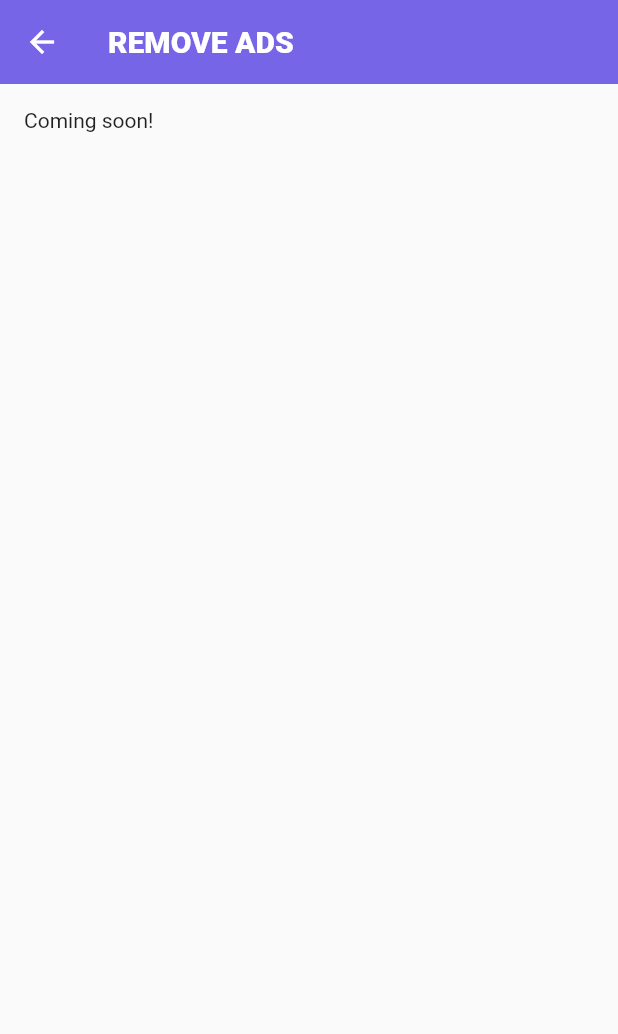
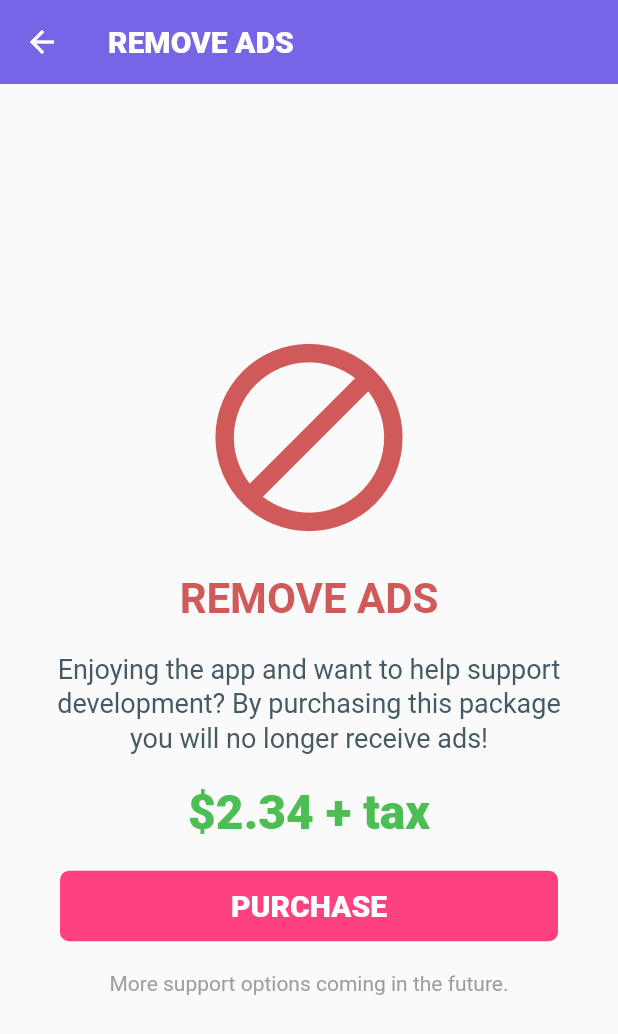
Before and after one commit to g33kidd/pros_and_cons, a Flutter app: the AdFreeScreen screen opened by its route, on a phone screen of 412 x 824 dp. Shown: the top 1034 px of the screen. Run offline on Flutter 3.47's test engine with Material 2 defaults, Android fonts, the phone set to English and light mode, and no system bars; our stand-ins replace cloud_firestore, firebase_analytics, firebase_auth, in_app_purchase, package_info, share; missing offline and left inert: ads, flutter_fluid_slider, flutter_udid; accounts and stored records are empty; network calls fail.

Commit message:
Added remove ads page

```diff
--- a/lib/model/decision.dart
+++ b/lib/model/decision.dart
@@ -83,9 +83,6 @@ class Decision {
         importance: f['importance'],
       ));
     });
-    print(getMoodFromString("HAPPY"));
-    print(getMoodFromString("MEH"));
-    print(getMoodFromString("SAD"));
     return decision;
   }
 }
--- a/lib/screens/ad_free.dart
+++ b/lib/screens/ad_free.dart
@@ -1,7 +1,69 @@
+import 'dart:async';
+
 import 'package:flutter/material.dart';
+import 'package:in_app_purchase/in_app_purchase.dart';
 import 'package:pros_cons/util.dart';
 
-class AdFreeScreen extends StatelessWidget {
+const Set<String> _productIds = {'remove_ads_1'};
+
+class AdFreeScreen extends StatefulWidget {
+  @override
+  _AdFreeScreenState createState() => _AdFreeScreenState();
+}
+
+class _AdFreeScreenState extends State<AdFreeScreen> {
+  StreamSubscription<List<PurchaseDetails>> _subscription;
+  List<ProductDetails> _products;
+  ProductDetails _removeAdsProduct;
+
+  Future purchaseRemoveAds() async {
+    final PurchaseParam purchaseParam = PurchaseParam(
+      productDetails: _removeAdsProduct,
+    );
+
+    await InAppPurchaseConnection.instance.buyNonConsumable(
+      purchaseParam: purchaseParam,
+    );
+  }
+
+  @override
+  void initState() {
+    final Stream purchaseUpdates =
+        InAppPurchaseConnection.instance.purchaseUpdatedStream;
+    _subscription = purchaseUpdates.listen((purchases) {
+      _handlePurchaseUpdates(purchases);
+    });
+    super.initState();
+    connect();
+  }
+
+  Future connect() async {
+    final bool available = await InAppPurchaseConnection.instance.isAvailable();
+    if (!available) {
+      print("Storefront available");
+    }
+
+    final ProductDetailsResponse response =
+        await InAppPurchaseConnection.instance.queryProductDetails(_productIds);
+
+    if (response.notFoundIDs.isNotEmpty) {
+      print("IDs not found!");
+    }
+
+    _products = response.productDetails;
+    _removeAdsProduct = _products.firstWhere((f) => f.id == 'remove_ads_1');
+  }
+
+  void _handlePurchaseUpdates(dynamic purchases) {
+    print(purchases);
+  }
+
+  @override
+  void dispose() {
+    _subscription.cancel();
+    super.dispose();
+  }
+
   @override
   Widget build(BuildContext context) {
     final _titleStyle = TextStyle(
@@ -16,14 +78,116 @@ class AdFreeScreen extends StatelessWidget {
         title: Text("REMOVE ADS", style: _titleStyle),
         elevation: 0,
       ),
-      body: Padding(
-        padding: EdgeInsets.all(16.0),
-        child: Column(
-          children: <Widget>[
-            Text("Coming soon!"),
-          ],
+      body: Container(
+        width: double.infinity,
+        padding: EdgeInsets.symmetric(horizontal: 24.0),
+        child: StreamBuilder(
+          stream: InAppPurchaseConnection.instance.purchaseUpdatedStream,
+          builder: (context, AsyncSnapshot<List<PurchaseDetails>> snapshot) {
+            return Column(
+              mainAxisSize: MainAxisSize.max,
+              crossAxisAlignment: CrossAxisAlignment.center,
+              mainAxisAlignment: MainAxisAlignment.center,
+              children: <Widget>[
+                if (!snapshot.hasData) ...buildRemoveAdsSection(),
+                if (snapshot.hasData && snapshot.data.isNotEmpty)
+                  ...buildAlreadySupporting(),
+                SizedBox(height: 20),
+                Text(
+                  "More support options coming in the future.",
+                  style: TextStyle(
+                    color: Colors.grey,
+                  ),
+                ),
+              ],
+            );
+          },
         ),
       ),
     );
   }
+
+  List<Widget> buildRemoveAdsSection() {
+    return [
+      Icon(
+        Icons.block,
+        size: 150.0,
+        color: red,
+      ),
+      SizedBox(height: 16.0),
+      FittedBox(
+        child: Text(
+          "REMOVE ADS",
+          style: TextStyle(
+            fontSize: 28.0,
+            color: red,
+            fontWeight: FontWeight.w700,
+          ),
+        ),
+      ),
+      SizedBox(height: 18.0),
+      Text(
+        "Enjoying the app and want to help support development? By purchasing this package you will no longer receive ads!",
+        textAlign: TextAlign.center,
+        style: TextStyle(
+          height: 1.3,
+          fontSize: 18.0,
+          color: Colors.blueGrey[700],
+        ),
+      ),
+      SizedBox(height: 20.0),
+      Text(
+        "\$2.34 + tax",
+        style: TextStyle(
+          fontSize: 32.0,
+          color: green,
+          fontWeight: FontWeight.w800,
+        ),
+      ),
+      SizedBox(height: 20.0),
+      Padding(
+        padding: EdgeInsets.symmetric(horizontal: 16.0),
+        child: GestureDetector(
+          onTap: () async => await purchaseRemoveAds(),
+          child: Container(
+            padding: EdgeInsets.all(12.0),
+            decoration: BoxDecoration(
+              borderRadius: BorderRadius.circular(6.0),
+              color: Colors.pinkAccent,
+            ),
+            child: Center(
+              child: Text(
+                "PURCHASE",
+                style: TextStyle(
+                  color: Colors.white,
+                  fontSize: 20.0,
+                  fontWeight: FontWeight.w800,
+                ),
+              ),
+            ),
+          ),
+        ),
+      ),
+    ];
+  }
+
+  List<Widget> buildAlreadySupporting() {
+    return [
+      Text(
+        "🙌",
+        style: TextStyle(
+          fontSize: 73,
+        ),
+      ),
+      SizedBox(height: 18.0),
+      Text(
+        "Thanks for purchasing!\nYou're already supporting me!\nAds are now removed!",
+        textAlign: TextAlign.center,
+        style: TextStyle(
+          fontSize: 22.0,
+          height: 1.3,
+        ),
+      )
+    ];
+  }
 }
--- a/pubspec.yaml
+++ b/pubspec.yaml
@@ -11,7 +11,7 @@ description: A new Flutter project.
 # In iOS, build-name is used as CFBundleShortVersionString while build-number used as CFBundleVersion.
 # Read more about iOS versioning at
 # https://developer.apple.com/library/archive/documentation/General/Reference/InfoPlistKeyReference/Articles/CoreFoundationKeys.html
-version: 1.4.3+13
+version: 1.4.4+14
 
 environment:
   sdk: ">=2.2.2 <3.0.0"
@@ -24,6 +24,7 @@ dependencies:
   # Use with the CupertinoIcons class for iOS style icons.
   # TODO lock deps...
   cupertino_icons: ^0.1.2
+  in_app_purchase: ^0.2.0+6
   package_info: ^0.4.0+5
   provider: ^3.0.0+1
   firebase_core: ^0.4.0+6
```
Also changed, not shown: pubspec.lock.
